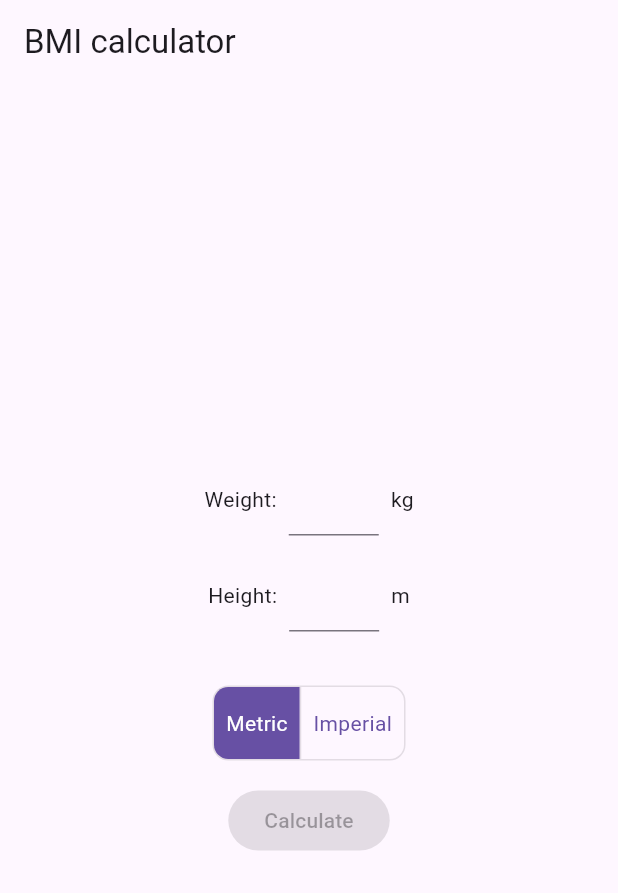
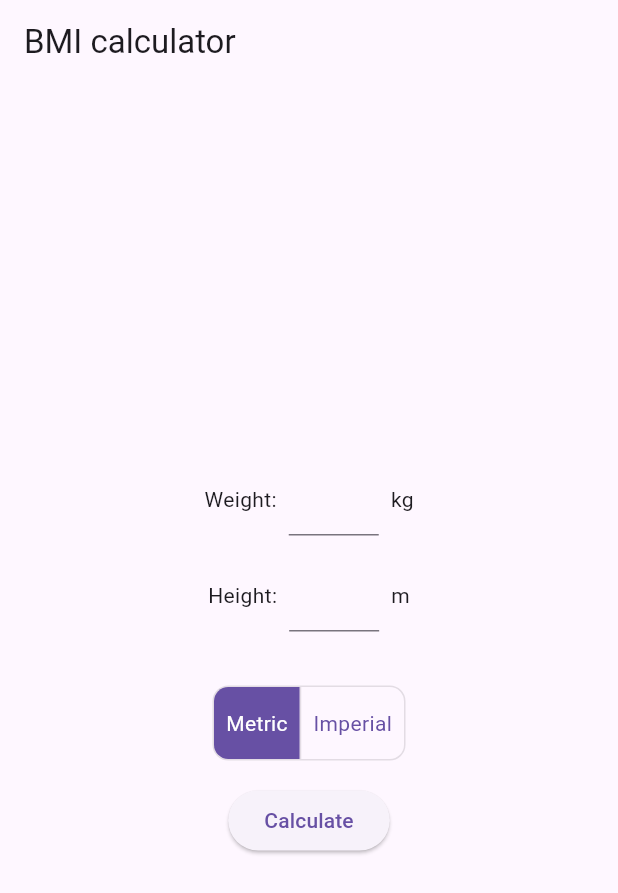
Before and after one commit to xszabo3/flutter_bmi, a Flutter app: the screen it shows after launch, on a phone screen of 412 x 824 dp. Shown: the top 893 px of the screen. Run offline on Flutter 3.47's test engine with Material 3 defaults, Android fonts, the phone set to English and light mode, and no system bars.

Commit message:
feat: rework model data and textcontrollers

```diff
--- a/lib/logic/bmi_logic.dart
+++ b/lib/logic/bmi_logic.dart
@@ -4,29 +4,37 @@ import 'package:flutter/material.dart';
 import 'package:flutter_bmi/model/bmi_model.dart';
 
 class BmiViewModel extends ChangeNotifier {
-  final BmiModel model;
+  final BmiModel _model;
   String? errorMessage;
   final heightTextController = TextEditingController();
   final weightTextController = TextEditingController();
-  String? bmi;
 
-  Unit get unit => model.data.unit;
+  String? get bmi => _model.data.bmi;
+  String get height => _model.data.height;
+  String get weight => _model.data.weight;
+
+  Unit get unit => _model.data.unit;
 
   Function()? get buttonStateHandler =>
-    heightTextController.text.isNotEmpty && weightTextController.text.isNotEmpty
-    && heightTextController.text != '.' && weightTextController.text != '.'
+    height.isNotEmpty && weight.isNotEmpty
+    && height != '.' && weight != '.'
     ? calculate
     : null;
 
   BmiViewModel({
-    required this.model
-  });
+    required model
+  }) : _model = model {
 
-  @override
-  void dispose() {
-    heightTextController.dispose();
-    weightTextController.dispose();
-    super.dispose();
+    init();
+  }
+
+  init(){
+    heightTextController.addListener((){
+      _model.data.height = heightTextController.text;
+    });
+    weightTextController.addListener((){
+      _model.data.weight = weightTextController.text;
+    });
   }
 
   /*Future<void> currentUnit() async { //TODO
@@ -48,7 +56,7 @@ class BmiViewModel extends ChangeNotifier {
   }*/
 
   void setUnit(int index){
-    model.setUnit(index);
+    _model.setUnit(index);
     notifyListeners();
   }
 
@@ -56,23 +64,23 @@ class BmiViewModel extends ChangeNotifier {
     double height;
     double weight;
     try{
-      height = double.parse(heightTextController.text);
-      weight = double.parse(weightTextController.text);
+      height = double.parse(this.height);
+      weight = double.parse(this.weight);
     }on FormatException {
       errorMessage = 'The input is not a valid number. Use "." for decimal delimeter';
-      bmi = null;
+      _model.data.bmi = null;
       notifyListeners();
       return;
     }
     errorMessage = null;
 
     if(height == 0){
-        bmi = null;
+        _model.data.bmi = null;
         notifyListeners();
         return;
     }
 
-    bmi = (weight / (pow(height, 2)) * model.data.unit.conversionFactor).toStringAsFixed(2);
+    _model.data.bmi = (weight / (pow(height, 2)) * unit.conversionFactor).toStringAsFixed(2);
     notifyListeners();
   }
 }
--- a/lib/model/bmi_model.dart
+++ b/lib/model/bmi_model.dart
@@ -23,9 +23,9 @@ enum BmiCategory{
 
 class BmiData{
   Unit unit;
-  double height;
-  double weight;
-  double? bmi;
+  String height;
+  String weight;
+  String? bmi;
   String? errorMessage;
   BmiCategory category;
 
@@ -39,7 +39,7 @@ class BmiData{
 
 class BmiModel{
   final _unitsLength = Unit.values.length;
-  final BmiData _data = BmiData(unit: Unit.metric, height: 0, weight: 0, category: BmiCategory.unknown);
+  final BmiData _data = BmiData(unit: Unit.metric, height: '0', weight: '0', category: BmiCategory.unknown);
 
   BmiData get data => _data;
 
--- a/lib/ui/bmi_page.dart
+++ b/lib/ui/bmi_page.dart
@@ -21,7 +21,6 @@ class BmiPage extends StatefulWidget {
 }
 
 class _BmiPageState extends State<BmiPage> {
-
   var viewModel = BmiViewModel(model: BmiModel());
 
   @override
@@ -42,18 +41,7 @@ class _BmiPageState extends State<BmiPage> {
                       ?.apply(color: Colors.red),
                 ),
               ],
-
-              ValueListenableBuilder(
-                valueListenable: viewModel.heightTextController,
-                builder: (context, TextEditingValue valueHeight, __) {
-                  return ValueListenableBuilder(
-                    valueListenable: viewModel.weightTextController,
-                    builder: (context, TextEditingValue valueHeight, __) {
-                      return PageContents(viewModel: viewModel);
-                    }
-                  );
-                }
-              ),
+              PageContents(viewModel: viewModel)
             ],
         );
       },
@@ -74,7 +62,7 @@ class PageContents extends StatelessWidget {
     return Column(
       children: [
         InputRow(label: "Weight:", textfieldWidth: constants.textfieldWidth, unitLabel: viewModel.unit.weightUnit,
-          textController: viewModel.weightTextController, textKey: const Key('weight'),),
+          textController: viewModel.weightTextController , textKey: const Key('weight'),),
         InputRow(label: "Height:", textfieldWidth: constants.textfieldWidth, unitLabel: viewModel.unit.heightUnit,
           textController: viewModel.heightTextController, textKey: const Key('height'),),
         const SizedBox(height: 20,),
@@ -98,14 +86,14 @@ class PageContents extends StatelessWidget {
             padding: const EdgeInsets.all(8.0),
             child: Text(
               key: const Key('result'),
-              style: viewModel.bmi == null ?
-                TextStyle(backgroundColor: Theme.of(context).colorScheme.primary) :
-                switch(double.parse(viewModel.bmi!)) {
-                  < 18.5 => const TextStyle(backgroundColor: Colors.yellow),
-                  >= 30.0 => const TextStyle(backgroundColor: Colors.red),
-                  >= 25.0 => const TextStyle(backgroundColor: Colors.orange),
-                  _ => const TextStyle(backgroundColor: Colors.transparent),
-                },
+              style: viewModel.bmi == null || viewModel.bmi == 'null'
+                ? TextStyle(backgroundColor: Theme.of(context).colorScheme.primary)
+                : switch(double.parse(viewModel.bmi!)) {
+                    < 18.5 => const TextStyle(backgroundColor: Colors.yellow),
+                    >= 30.0 => const TextStyle(backgroundColor: Colors.red),
+                    >= 25.0 => const TextStyle(backgroundColor: Colors.orange),
+                    _ => const TextStyle(backgroundColor: Colors.transparent),
+                  },
               'BMI = ${viewModel.bmi}'),
           )
         ],
@@ -115,7 +103,7 @@ class PageContents extends StatelessWidget {
 }
 
 class UnitToggle extends StatefulWidget {
-  UnitToggle({
+  const UnitToggle({
     super.key,
     required this.viewModel,
   });
```
